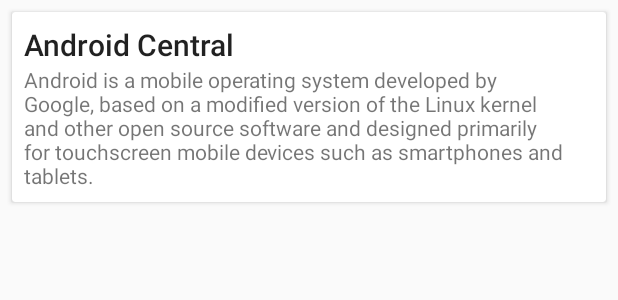
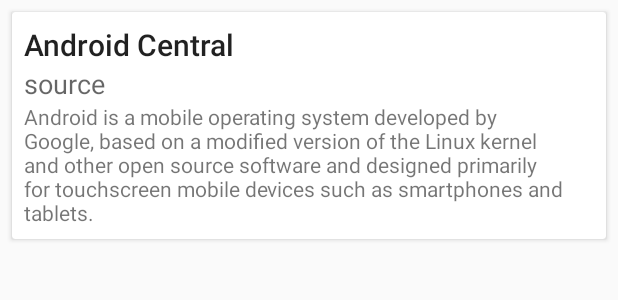
Before and after one commit to Oscarbk/Android-News, an Android app: the layout row_source.xml on its own in the app's theme, with its tools: preview values and no code run, on a phone screen of 412 x 824 dp. Shown: the top 300 px of the screen. Run offline under Robolectric (Android 15) with nearby library versions, the phone set to English and light mode, and no system bars.

Commit message:
Articles populated with all necessary data -long descriptions are cut off

```diff
--- a/Project1/app/src/main/java/com/example/androidnews/MapsActivity.kt
+++ b/Project1/app/src/main/java/com/example/androidnews/MapsActivity.kt
@@ -142,7 +142,7 @@ class MapsActivity : AppCompatActivity(), OnMapReadyCallback {
             }
         }
     }
-    fun getFakeSources(): List<Source> {
+    /*fun getFakeSources(): List<Source> {
         return listOf(
             Source(
                 username = "iaculis nunc",
@@ -185,7 +185,7 @@ class MapsActivity : AppCompatActivity(), OnMapReadyCallback {
                 content = "Dignissim sodales ut eu sem integer vitae justo.",
             )
         )
-    }
+    }*/
 
     // This function must be called from a background thread since it will be doing some networking
     fun retrieveSources(location: String): List<Source>?
@@ -231,6 +231,7 @@ class MapsActivity : AppCompatActivity(), OnMapReadyCallback {
                     Source(
                         username = title,
                         content = description,
+                        source = source,
                     )
                 )
             }
--- a/Project1/app/src/main/java/com/example/androidnews/Sources.kt
+++ b/Project1/app/src/main/java/com/example/androidnews/Sources.kt
@@ -3,4 +3,5 @@ package com.example.androidnews
 data class Source(
     val username: String,
     val content: String,
+    val source: String,
 )
--- a/Project1/app/src/main/java/com/example/androidnews/SourcesAdapter.kt
+++ b/Project1/app/src/main/java/com/example/androidnews/SourcesAdapter.kt
@@ -31,6 +31,7 @@ class SourcesAdapter(val sources: List<Source>) : RecyclerView.Adapter<SourcesAd
         val currentSource = sources[position]
         holder.username.text = currentSource.username
         holder.content.text = currentSource.content
+        holder.source.text = currentSource.source
     }
 
     override fun getItemCount(): Int {
@@ -41,5 +42,6 @@ class SourcesAdapter(val sources: List<Source>) : RecyclerView.Adapter<SourcesAd
     class ViewHolder(itemView: View): RecyclerView.ViewHolder(itemView) {
         val username: TextView = itemView.findViewById(R.id.username)
         val content: TextView = itemView.findViewById(R.id.tweet_content)
+        val source: TextView = itemView.findViewById(R.id.source)
     }
 }
--- a/Project1/app/src/main/res/layout/row_source.xml
+++ b/Project1/app/src/main/res/layout/row_source.xml
@@ -35,9 +35,19 @@
                 android:layout_width="0dp"
                 android:layout_height="wrap_content"
                 app:layout_constraintEnd_toEndOf="parent"
+                app:layout_constraintHorizontal_bias="0.0"
                 app:layout_constraintStart_toStartOf="@id/username"
+                app:layout_constraintTop_toBottomOf="@+id/source"
+                tools:text="Android is a mobile operating system developed by Google, based on a modified version of the Linux kernel and other open source software and designed primarily for touchscreen mobile devices such as smartphones and tablets." />
+
+            <TextView
+                android:id="@+id/source"
+                android:layout_width="wrap_content"
+                android:layout_height="wrap_content"
+                android:textAppearance="@style/TextAppearance.AppCompat.Medium"
+                app:layout_constraintStart_toStartOf="parent"
                 app:layout_constraintTop_toBottomOf="@+id/username"
-                tools:text="Android is a mobile operating system developed by Google, based on a modified version of the Linux kernel and other open source software and designed primarily for touchscreen mobile devices such as smartphones and tablets." />
+                tools:text="source" />
 
         </androidx.constraintlayout.widget.ConstraintLayout>
 
```
Also changed, not shown: Project1/app/src/main/java/com/example/androidnews/SourceActivity.kt (+10 -0 lines).
